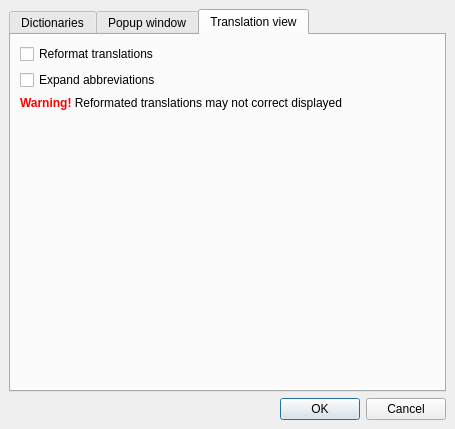
Above: ui/settingsdialog.ui from qstardict/qstardict before the change. Below: the same form after it.
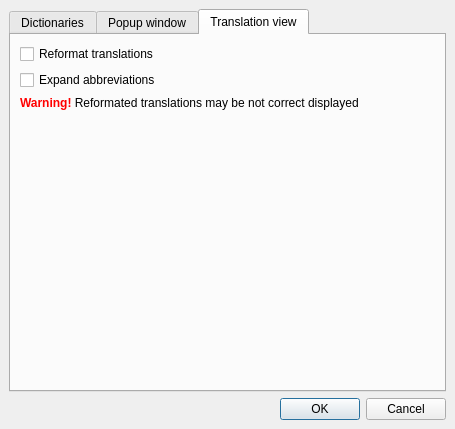
That is the form after the change. The open tabs and pages were chosen to show the change. Icons and pictures are not drawn.

What changed in the file:
```diff
--- a/ui/settingsdialog.ui
+++ b/ui/settingsdialog.ui
@@ -552,7 +552,7 @@
        <item row="2" column="0" >
         <widget class="QLabel" name="reformatTranslationsWarningLabel" >
          <property name="text" >
-          <string>&lt;b>&lt;font color="red">Warning!&lt;/font>&lt;/b> Reformated translations may not correct displayed</string>
+          <string>&lt;b>&lt;font color="red">Warning!&lt;/font>&lt;/b> Reformated translations may be not correct displayed</string>
          </property>
         </widget>
        </item>
```
